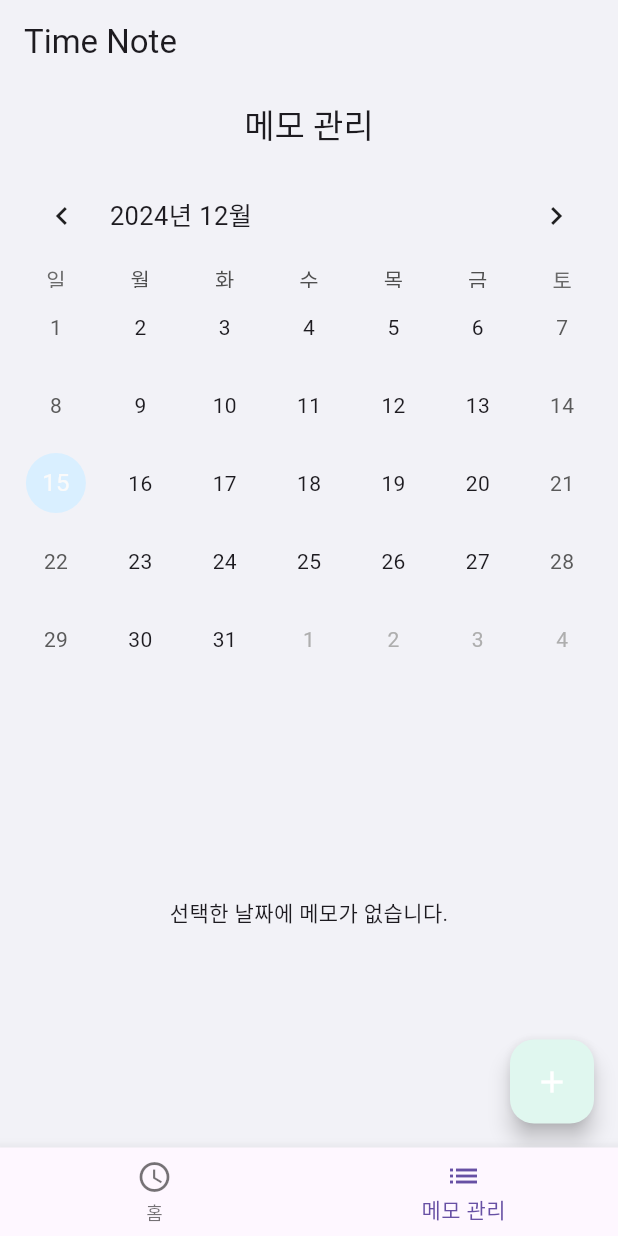
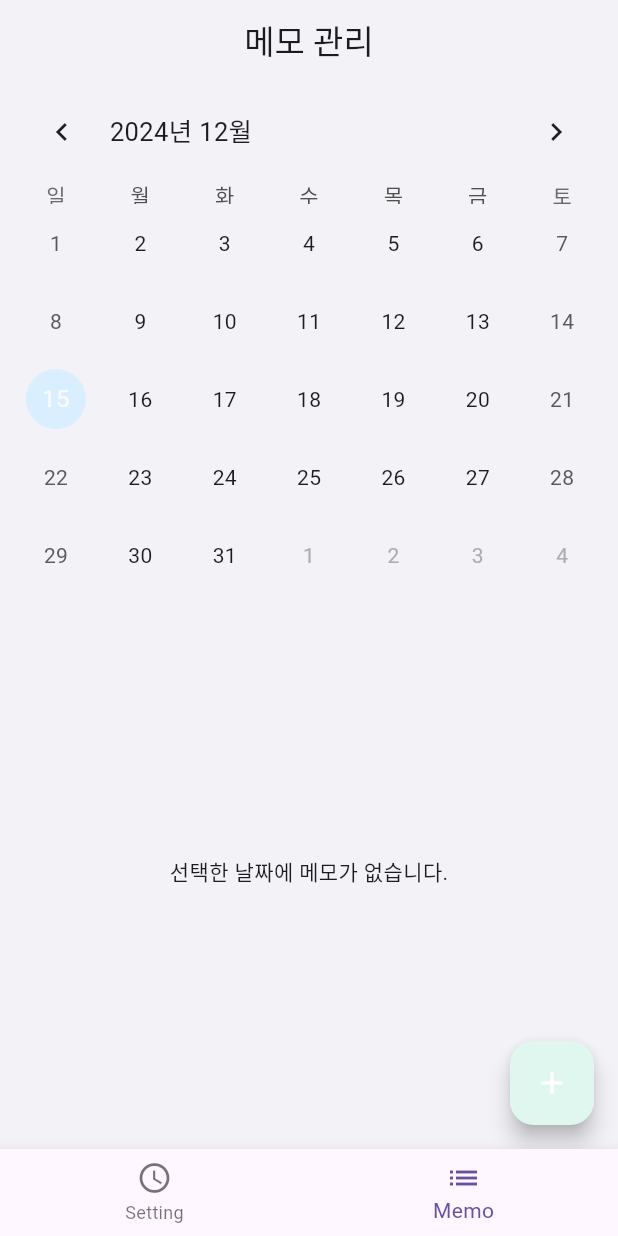
Before and after one commit to frihett/time_note, a Flutter app: the screen it shows after launch, item 2 of the bottom bar chosen, on a phone screen of 412 x 824 dp. Run offline on Flutter 3.47's test engine with Material 3 defaults, Android fonts, the phone set to English and light mode, and no system bars; drawn by our look-alikes of table_calendar; our stand-ins replace flutter_screenutil, go_router, sqflite; accounts and stored records are empty; statements that could not run were skipped.

Commit message:
feat: 바텀네비게이션 ui 변경

```diff
--- a/lib/main_page.dart
+++ b/lib/main_page.dart
@@ -1,7 +1,6 @@
 import 'package:flutter/material.dart';
 import 'package:go_router/go_router.dart';
-import 'package:time_note/presentation/home/home_page.dart';
-import 'package:time_note/presentation/memo/memo_manage_page.dart';
+import 'package:time_note/config/ui_style/ui_style.dart';
 
 class MainPage extends StatefulWidget {
   final Widget child;
@@ -15,20 +14,13 @@ class MainPage extends StatefulWidget {
 class _MainPageState extends State<MainPage> {
   int _currentIndex = 0;
 
-  // 각 네비게이션 페이지
-  final List<Widget> _pages = [
-    HomePage(),
-    MemoManagePage(),
-  ];
-
   @override
   Widget build(BuildContext context) {
     return Scaffold(
-      appBar: AppBar(
-        title: Text('Time Note'),
-      ),
       body: widget.child,
       bottomNavigationBar: BottomNavigationBar(
+        backgroundColor: UiStyle.secondaryColorSurface,
+        selectedItemColor: UiStyle.secondaryColor,
         currentIndex: _currentIndex,
         onTap: (index) {
           setState(() {
@@ -44,11 +36,11 @@ class _MainPageState extends State<MainPage> {
         items: const [
           BottomNavigationBarItem(
             icon: Icon(Icons.access_time),
-            label: '홈',
+            label: 'Setting',
           ),
           BottomNavigationBarItem(
             icon: Icon(Icons.list),
-            label: '메모 관리',
+            label: 'Memo',
           ),
         ],
       ),
```
